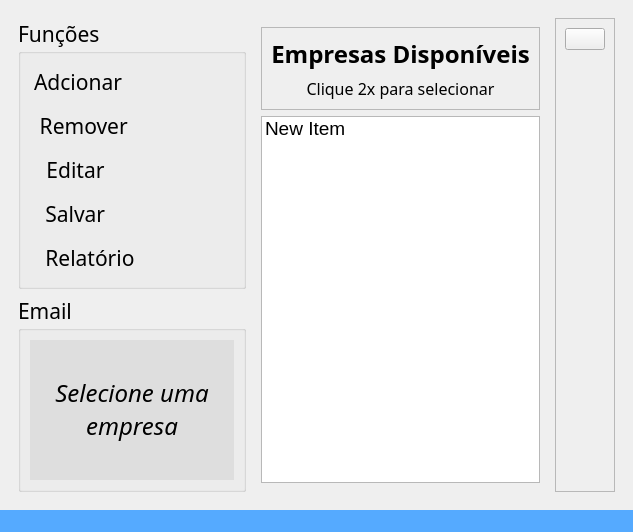
This is src/ui/window_pend.ui in DeltaPrice-Pedro/Pendencias_Contabeis as Qt 5 draws it before an edit. The edited form follows.
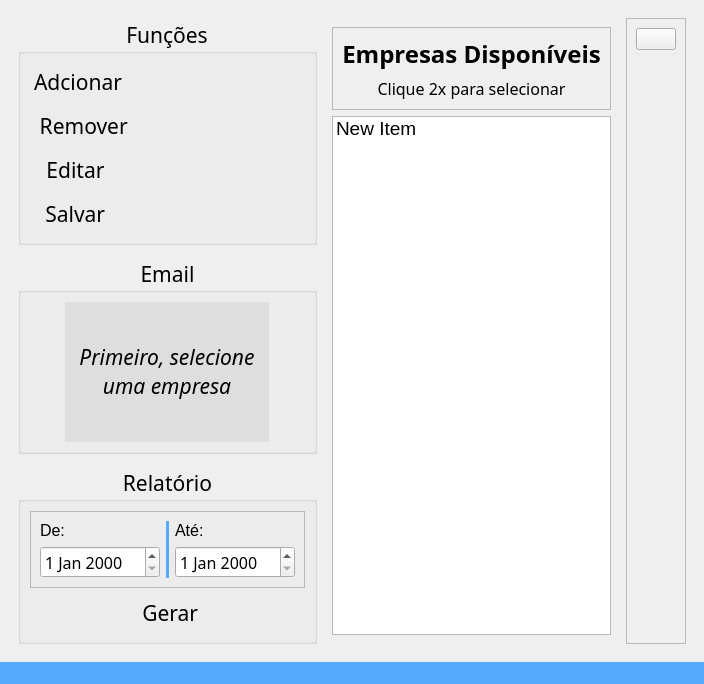
This is the edited form. The open tabs and pages were chosen to show the change. Icons and pictures are not drawn.

Commit message: dates sheet

```diff
--- a/src/ui/window_pend.ui
+++ b/src/ui/window_pend.ui
@@ -6,8 +6,8 @@
    <rect>
     <x>0</x>
     <y>0</y>
-    <width>568</width>
-    <height>517</height>
+    <width>635</width>
+    <height>650</height>
    </rect>
   </property>
   <property name="windowTitle">
@@ -22,7 +22,7 @@
       </property>
       <widget class="QWidget" name="page_2">
        <layout class="QGridLayout" name="gridLayout_5">
-        <item row="0" column="2" rowspan="2">
+        <item row="0" column="2" rowspan="5">
          <widget class="QStackedWidget" name="stackedWidget_companie">
           <property name="sizePolicy">
            <sizepolicy hsizetype="Preferred" vsizetype="Preferred">
@@ -167,7 +167,7 @@
           </widget>
          </widget>
         </item>
-        <item row="0" column="3" rowspan="2">
+        <item row="0" column="3" rowspan="5">
          <widget class="QFrame" name="frame_2">
           <property name="frameShape">
            <enum>QFrame::Shape::StyledPanel</enum>
@@ -208,7 +208,7 @@
           </layout>
          </widget>
         </item>
-        <item row="1" column="0">
+        <item row="2" column="0">
          <widget class="QGroupBox" name="groupBox_email">
           <property name="sizePolicy">
            <sizepolicy hsizetype="Minimum" vsizetype="Maximum">
@@ -226,6 +226,15 @@
           <property name="title">
            <string>Email</string>
           </property>
+          <property name="alignment">
+           <set>Qt::AlignmentFlag::AlignCenter</set>
+          </property>
+          <property name="flat">
+           <bool>true</bool>
+          </property>
+          <property name="checkable">
+           <bool>false</bool>
+          </property>
           <layout class="QGridLayout" name="gridLayout_2">
            <item row="0" column="0">
             <widget class="QStackedWidget" name="stackedWidget_email">
@@ -255,14 +264,14 @@
                  <property name="font">
                   <font>
                    <family>Sitka</family>
-                   <pointsize>18</pointsize>
+                   <pointsize>16</pointsize>
                    <italic>true</italic>
                    <bold>false</bold>
                   </font>
                  </property>
                  <property name="text">
-                  <string>Selecione uma 
-empresa</string>
+                  <string>Primeiro, selecione
+uma empresa</string>
                  </property>
                  <property name="alignment">
                   <set>Qt::AlignmentFlag::AlignCenter</set>
@@ -359,6 +368,152 @@
           </layout>
          </widget>
         </item>
+        <item row="4" column="0">
+         <widget class="QGroupBox" name="groupBox_sheet">
+          <property name="font">
+           <font>
+            <family>Tw Cen MT</family>
+            <pointsize>16</pointsize>
+           </font>
+          </property>
+          <property name="title">
+           <string>Relatório</string>
+          </property>
+          <property name="alignment">
+           <set>Qt::AlignmentFlag::AlignCenter</set>
+          </property>
+          <property name="flat">
+           <bool>true</bool>
+          </property>
+          <layout class="QVBoxLayout" name="verticalLayout_7">
+           <item>
+            <widget class="QFrame" name="frame_4">
+             <property name="frameShape">
+              <enum>QFrame::Shape::StyledPanel</enum>
+             </property>
+             <property name="frameShadow">
+              <enum>QFrame::Shadow::Raised</enum>
+             </property>
+             <layout class="QGridLayout" name="gridLayout_6">
+              <item row="1" column="2">
+               <widget class="QDateEdit" name="dateEdit_until">
+                <property name="font">
+                 <font>
+                  <family>Tw Cen MT</family>
+                  <pointsize>12</pointsize>
+                 </font>
+                </property>
+               </widget>
+              </item>
+              <item row="0" column="0">
+               <widget class="QLabel" name="label_from_sheet">
+                <property name="font">
+                 <font>
+                  <family>Arial</family>
+                  <pointsize>12</pointsize>
+                 </font>
+                </property>
+                <property name="text">
+                 <string>De:</string>
+                </property>
+               </widget>
+              </item>
+              <item row="0" column="2">
+               <widget class="QLabel" name="label_util_sheet">
+                <property name="font">
+                 <font>
+                  <family>Arial</family>
+                  <pointsize>12</pointsize>
+                 </font>
+                </property>
+                <property name="text">
+                 <string>Até:</string>
+                </property>
+               </widget>
+              </item>
+              <item row="1" column="0">
+               <widget class="QDateEdit" name="dateEdit_from">
+                <property name="font">
+                 <font>
+                  <family>Tw Cen MT</family>
+                  <pointsize>12</pointsize>
+                 </font>
+                </property>
+               </widget>
+              </item>
+              <item row="0" column="1" rowspan="2">
+               <widget class="Line" name="line">
+                <property name="minimumSize">
+                 <size>
+                  <width>3</width>
+                  <height>0</height>
+                 </size>
+                </property>
+                <property name="styleSheet">
+                 <string notr="true">background-color: rgb(85, 170, 255);</string>
+                </property>
+                <property name="frameShadow">
+                 <enum>QFrame::Shadow::Plain</enum>
+                </property>
+                <property name="lineWidth">
+                 <number>-1</number>
+                </property>
+                <property name="orientation">
+                 <enum>Qt::Orientation::Vertical</enum>
+                </property>
+               </widget>
+              </item>
+             </layout>
+            </widget>
+           </item>
+           <item>
+            <widget class="QPushButton" name="pushButton_sheet_func">
+             <property name="sizePolicy">
+              <sizepolicy hsizetype="Minimum" vsizetype="Maximum">
+               <horstretch>0</horstretch>
+               <verstretch>0</verstretch>
+              </sizepolicy>
+             </property>
+             <property name="font">
+              <font>
+               <family>Tw Cen MT</family>
+               <pointsize>16</pointsize>
+               <bold>false</bold>
+              </font>
+             </property>
+             <property name="text">
+              <string> Gerar</string>
+             </property>
+             <property name="icon">
+              <iconset theme="QIcon::ThemeIcon::EditPaste"/>
+             </property>
+             <property name="iconSize">
+              <size>
+               <width>30</width>
+               <height>30</height>
+              </size>
+             </property>
+             <property name="flat">
+              <bool>true</bool>
+             </property>
+            </widget>
+           </item>
+          </layout>
+         </widget>
+        </item>
+        <item row="1" column="0">
+         <spacer name="verticalSpacer_2">
+          <property name="orientation">
+           <enum>Qt::Orientation::Vertical</enum>
+          </property>
+          <property name="sizeHint" stdset="0">
+           <size>
+            <width>20</width>
+            <height>40</height>
+           </size>
+          </property>
+         </spacer>
+        </item>
         <item row="0" column="0">
          <widget class="QGroupBox" name="groupBox_func">
           <property name="sizePolicy">
@@ -376,6 +531,12 @@
           <property name="title">
            <string>Funções</string>
           </property>
+          <property name="alignment">
+           <set>Qt::AlignmentFlag::AlignCenter</set>
+          </property>
+          <property name="flat">
+           <bool>true</bool>
+          </property>
           <layout class="QVBoxLayout" name="verticalLayout">
            <item>
             <widget class="QPushButton" name="pushButton_add_func">
@@ -485,41 +646,22 @@
              </property>
             </widget>
            </item>
-           <item>
-            <widget class="QPushButton" name="pushButton_sheet_func">
-             <property name="sizePolicy">
-              <sizepolicy hsizetype="Maximum" vsizetype="Maximum">
-               <horstretch>0</horstretch>
-               <verstretch>0</verstretch>
-              </sizepolicy>
-             </property>
-             <property name="font">
-              <font>
-               <family>Tw Cen MT</family>
-               <pointsize>16</pointsize>
-               <bold>false</bold>
-              </font>
-             </property>
-             <property name="text">
-              <string>  Relatório</string>
-             </property>
-             <property name="icon">
-              <iconset theme="QIcon::ThemeIcon::EditPaste"/>
-             </property>
-             <property name="iconSize">
-              <size>
-               <width>30</width>
-               <height>30</height>
-              </size>
-             </property>
-             <property name="flat">
-              <bool>true</bool>
-             </property>
-            </widget>
-           </item>
           </layout>
          </widget>
         </item>
+        <item row="3" column="0">
+         <spacer name="verticalSpacer_3">
+          <property name="orientation">
+           <enum>Qt::Orientation::Vertical</enum>
+          </property>
+          <property name="sizeHint" stdset="0">
+           <size>
+            <width>20</width>
+            <height>40</height>
+           </size>
+          </property>
+         </spacer>
+        </item>
        </layout>
       </widget>
       <widget class="QWidget" name="page_5">
```
Left out of the diff: 4 changed lines with no effect on the pictures. The commit also changes 5 other files.
